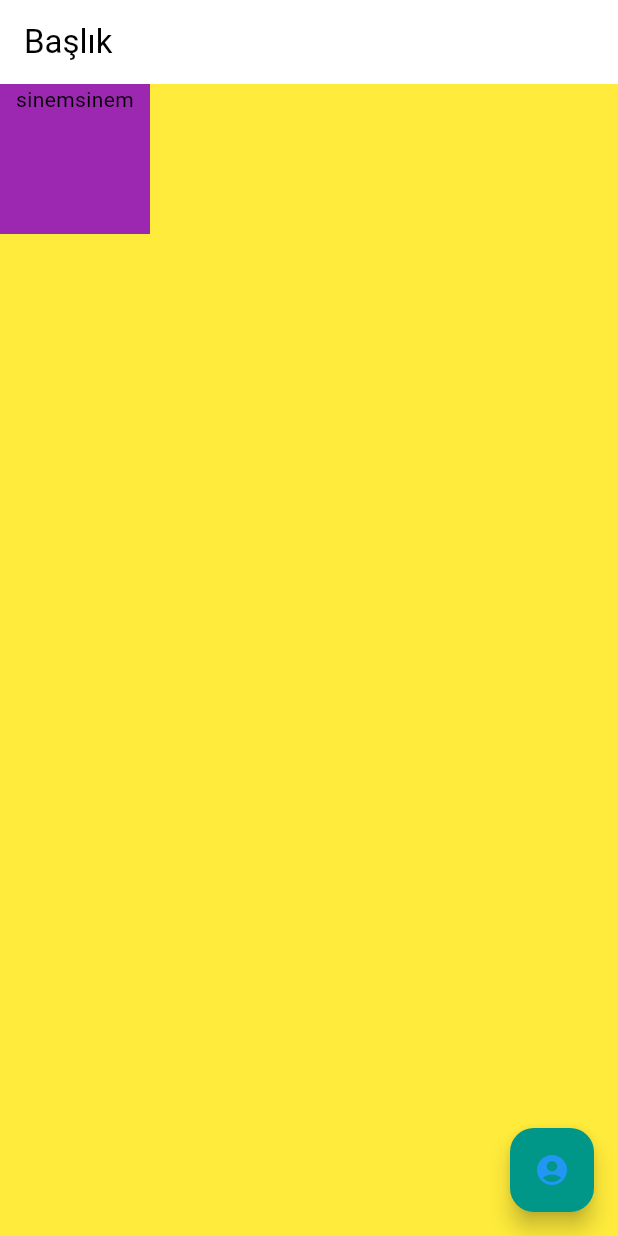
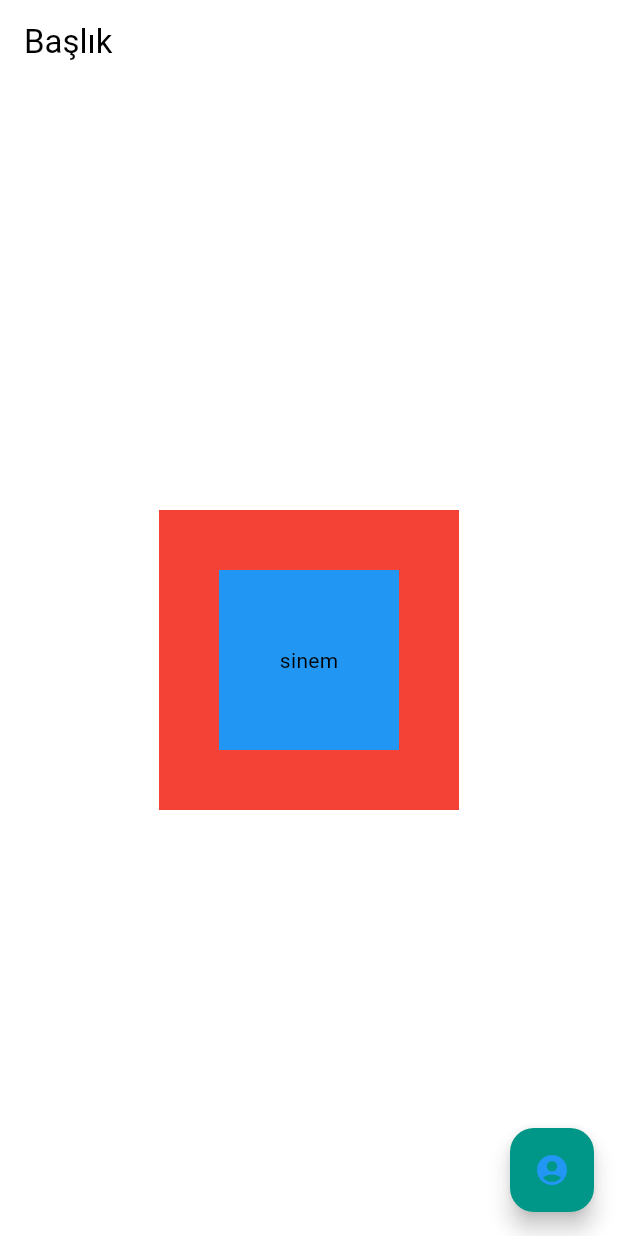
Before and after one commit to sinemsafak/flutter_ilk_proje, a Flutter app: the screen it shows after launch, on a phone screen of 412 x 824 dp. Run offline on Flutter 3.47's test engine with Material 3 defaults, Android fonts, the phone set to English and light mode, and no system bars.

Commit message:
Container Alignment Margin ve Padding Özellikleri

```diff
--- a/lib/main.dart
+++ b/lib/main.dart
@@ -15,21 +15,26 @@ class MyApp extends StatelessWidget {
         ),
       ),
       home: Scaffold(
-        backgroundColor: Colors.yellow,
         appBar: AppBar(
           title: Text("Başlık"),
         ),
-      body: Container(
-        color: Colors.purple,
-        child: Text('sinem'*2, textAlign: TextAlign.center,
-        ),
-        constraints: BoxConstraints(
-           minWidth: 100,
-          minHeight: 100,
-          maxWidth: 200,
-          maxHeight: 200,
+      body: Center(
+        child: Container(
+          width: 200,
+          height: 200,
+          color: Colors.red,
+          child:Container(
+            alignment: Alignment.center,
+            color: Colors.blue,
+            margin: EdgeInsets.all(40),
+            width: 50,
+            height: 50,
+            child:Text("sinem"),
+          ),
         ),
       ),
+
+
         floatingActionButton: FloatingActionButton(
           onPressed: () {
             debugPrint("Tıklandı");
```
